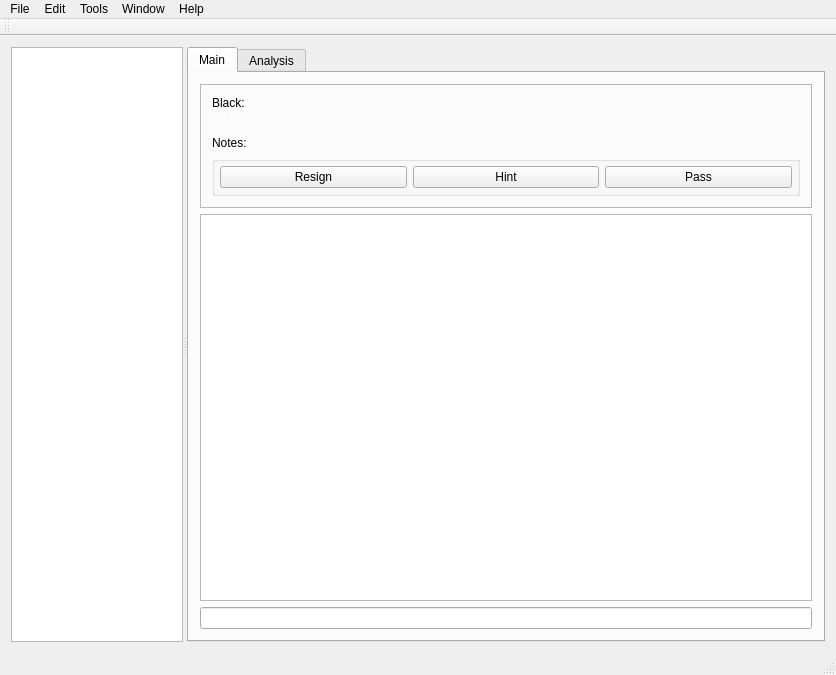
Qt form mainwindow.ui (GregGarber/GoGoGo) before a commit.
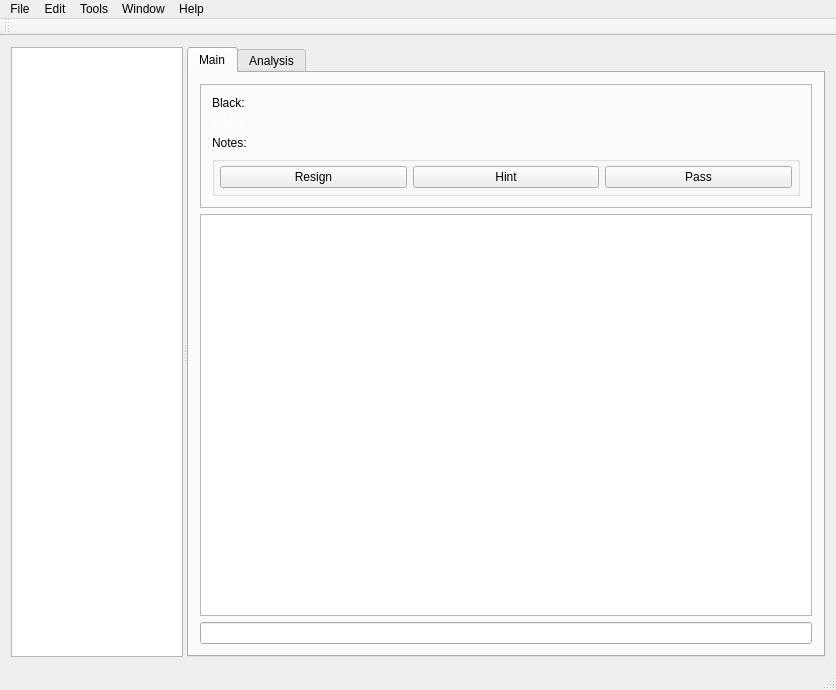
The same form after that commit. Icons and pictures are not drawn. Custom widgets are drawn as their Qt base class.

The edit to the form file:
```diff
--- a/mainwindow.ui
+++ b/mainwindow.ui
@@ -7,7 +7,7 @@
     <x>0</x>
     <y>0</y>
     <width>836</width>
-    <height>675</height>
+    <height>690</height>
    </rect>
   </property>
   <property name="windowTitle">
```
Left out of the diff: 3 changed lines with no effect on the pictures.
